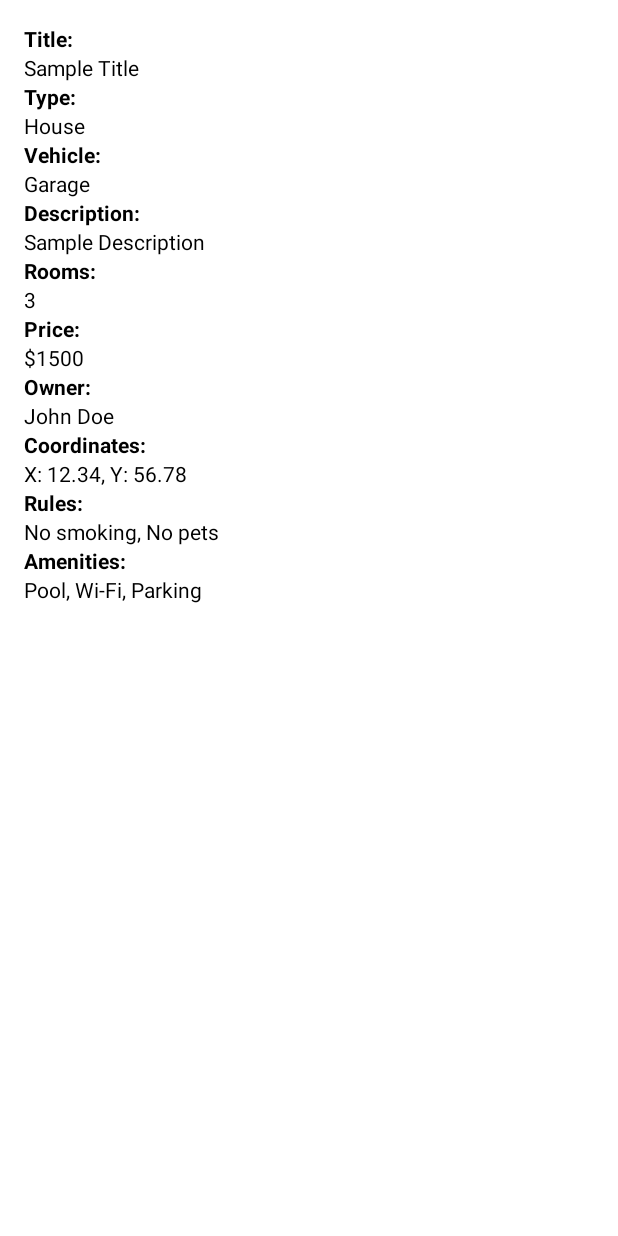
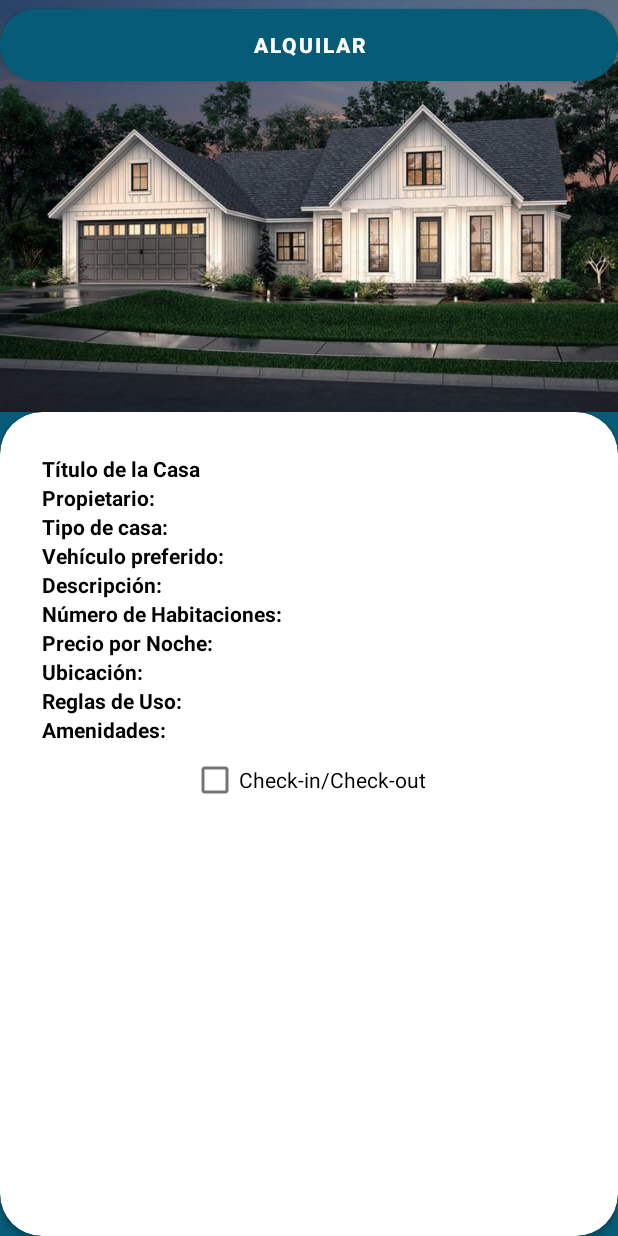
Before and after one commit to SebKoreano/IntelliHome, an Android app: the HouseRental screen opened directly, with no data from a screen before it, on a phone screen of 412 x 824 dp. Run offline under Robolectric (Android 15) with nearby library versions, the phone set to English and light mode, and no system bars.

Commit message:
Add House Rental Image

```diff
--- a/app/src/main/res/layout/activity_house_rental.xml
+++ b/app/src/main/res/layout/activity_house_rental.xml
@@ -1,133 +1,140 @@
 <?xml version="1.0" encoding="utf-8"?>
-<ScrollView xmlns:android="http://schemas.android.com/apk/res/android"
+<RelativeLayout xmlns:android="http://schemas.android.com/apk/res/android"
+    xmlns:app="http://schemas.android.com/apk/res-auto"
+    xmlns:tools="http://schemas.android.com/tools"
     android:layout_width="match_parent"
-    android:layout_height="match_parent">
+    android:layout_height="match_parent"
+    tools:context=".HouseRental">
+
+    <RelativeLayout
+        android:layout_width="match_parent"
+        android:layout_height="match_parent"
+        android:id="@+id/background"
+        android:background="@color/mainColor" />
+
+    <LinearLayout
+        android:layout_width="match_parent"
+        android:layout_height="match_parent"
+        android:orientation="vertical">
+
+        <ImageView
+            android:id="@+id/property_image"
+            android:layout_width="match_parent"
+            android:layout_height="0dp"
+            android:src="@drawable/landscape"
+            android:layout_weight="0.35"
+            android:scaleType="centerCrop"/>
+
+        <androidx.cardview.widget.CardView
+            android:layout_width="match_parent"
+            android:layout_height="0dp"
+            android:layout_alignParentBottom="true"
+            app:cardCornerRadius="28dp"
+            android:layout_weight="0.7"
+            android:layout_marginBottom="-20dp">
+
+            <ScrollView
+                android:id="@+id/scrollview"
+                android:layout_width="match_parent"
+                android:layout_height="wrap_content"
+                android:fillViewport="true">
 
                 <LinearLayout
                     android:layout_width="match_parent"
                     android:layout_height="wrap_content"
                     android:orientation="vertical"
-        android:padding="16dp">
+                    android:padding="28dp">
 
-        <!-- Title -->
                     <TextView
+                        android:id="@+id/property_title"
                         android:layout_width="wrap_content"
                         android:layout_height="wrap_content"
-            android:text="Title:"
+                        android:text="Título de la Casa"
                         android:textStyle="bold" />
+
                     <TextView
-            android:id="@+id/property_title"
-            android:layout_width="match_parent"
-            android:layout_height="wrap_content"
-            android:text="Sample Title" />
-
-        <!-- Type -->
-        <TextView
+                        android:id="@+id/property_owner"
                         android:layout_width="wrap_content"
                         android:layout_height="wrap_content"
-            android:text="Type:"
+                        android:text="Propietario:"
                         android:textStyle="bold" />
+
                     <TextView
                         android:id="@+id/property_type"
-            android:layout_width="match_parent"
-            android:layout_height="wrap_content"
-            android:text="House" />
-
-        <!-- Vehicle -->
-        <TextView
                         android:layout_width="wrap_content"
                         android:layout_height="wrap_content"
-            android:text="Vehicle:"
+                        android:text="Tipo de casa: "
                         android:textStyle="bold" />
+
                     <TextView
                         android:id="@+id/property_vehicle"
-            android:layout_width="match_parent"
-            android:layout_height="wrap_content"
-            android:text="Garage" />
-
-        <!-- Description -->
-        <TextView
                         android:layout_width="wrap_content"
                         android:layout_height="wrap_content"
-            android:text="Description:"
+                        android:text="Vehículo preferido: "
                         android:textStyle="bold" />
+
                     <TextView
                         android:id="@+id/property_description"
-            android:layout_width="match_parent"
-            android:layout_height="wrap_content"
-            android:text="Sample Description" />
-
-        <!-- Rooms -->
-        <TextView
                         android:layout_width="wrap_content"
                         android:layout_height="wrap_content"
-            android:text="Rooms:"
-            android:textStyle="bold" />
+                        android:text="Descripción: "
+                        android:textStyle="bold"/>
+
                     <TextView
                         android:id="@+id/property_rooms"
-            android:layout_width="match_parent"
-            android:layout_height="wrap_content"
-            android:text="3" />
-
-        <!-- Money -->
-        <TextView
                         android:layout_width="wrap_content"
                         android:layout_height="wrap_content"
-            android:text="Price:"
-            android:textStyle="bold" />
+                        android:text="Número de Habitaciones: "
+                        android:textStyle="bold"/>
+
                     <TextView
                         android:id="@+id/property_money"
-            android:layout_width="match_parent"
-            android:layout_height="wrap_content"
-            android:text="$1500" />
-
-        <!-- Owner -->
-        <TextView
                         android:layout_width="wrap_content"
                         android:layout_height="wrap_content"
-            android:text="Owner:"
-            android:textStyle="bold" />
+                        android:text="Precio por Noche: "
+                        android:textStyle="bold"/>
+
                     <TextView
-            android:id="@+id/property_owner"
-            android:layout_width="match_parent"
-            android:layout_height="wrap_content"
-            android:text="John Doe" />
-
-        <!-- Coordinates -->
-        <TextView
+                        android:id="@+id/property_coords"
                         android:layout_width="wrap_content"
                         android:layout_height="wrap_content"
-            android:text="Coordinates:"
+                        android:text="Ubicación: "
                         android:textStyle="bold" />
+
                     <TextView
-            android:id="@+id/property_coords"
-            android:layout_width="match_parent"
-            android:layout_height="wrap_content"
-            android:text="X: 12.34, Y: 56.78" />
-
-        <!-- Rules -->
-        <TextView
+                        android:id="@+id/property_rules"
                         android:layout_width="wrap_content"
                         android:layout_height="wrap_content"
-            android:text="Rules:"
-            android:textStyle="bold" />
+                        android:text="Reglas de Uso: "
+                        android:textStyle="bold"/>
+
                     <TextView
-            android:id="@+id/property_rules"
-            android:layout_width="match_parent"
-            android:layout_height="wrap_content"
-            android:text="No smoking, No pets" />
-
-        <!-- Amenities -->
-        <TextView
+                        android:id="@+id/property_amenities"
                         android:layout_width="wrap_content"
                         android:layout_height="wrap_content"
-            android:text="Amenities:"
-            android:textStyle="bold" />
-        <TextView
-            android:id="@+id/property_amenities"
-            android:layout_width="match_parent"
+                        android:text="Amenidades: "
+                        android:textStyle="bold"/>
+
+                    <CheckBox
+                        android:id="@+id/checkInCheckOutCheckbox"
+                        android:layout_width="wrap_content"
                         android:layout_height="wrap_content"
-            android:text="Pool, Wi-Fi, Parking" />
-
+                        android:layout_gravity="center"
+                        android:text="Check-in/Check-out"/>
                 </LinearLayout>
             </ScrollView>
+        </androidx.cardview.widget.CardView>
+    </LinearLayout>
+
+
+        <com.google.android.material.button.MaterialButton
+            android:layout_width="match_parent"
+            android:layout_height="60dp"
+            android:id="@+id/btnPublish"
+            android:backgroundTint="@color/mainColor"
+            android:text="Alquilar"
+            android:textStyle="bold"
+            app:cornerRadius="32dp"
+            android:layout_gravity="bottom"
+            android:layout_marginBottom="40dp"/>
+</RelativeLayout>
```
Also changed, not shown: app/src/main/res/drawable/landscape.png (added). Lines whose indentation alone changed are shown as unchanged.
